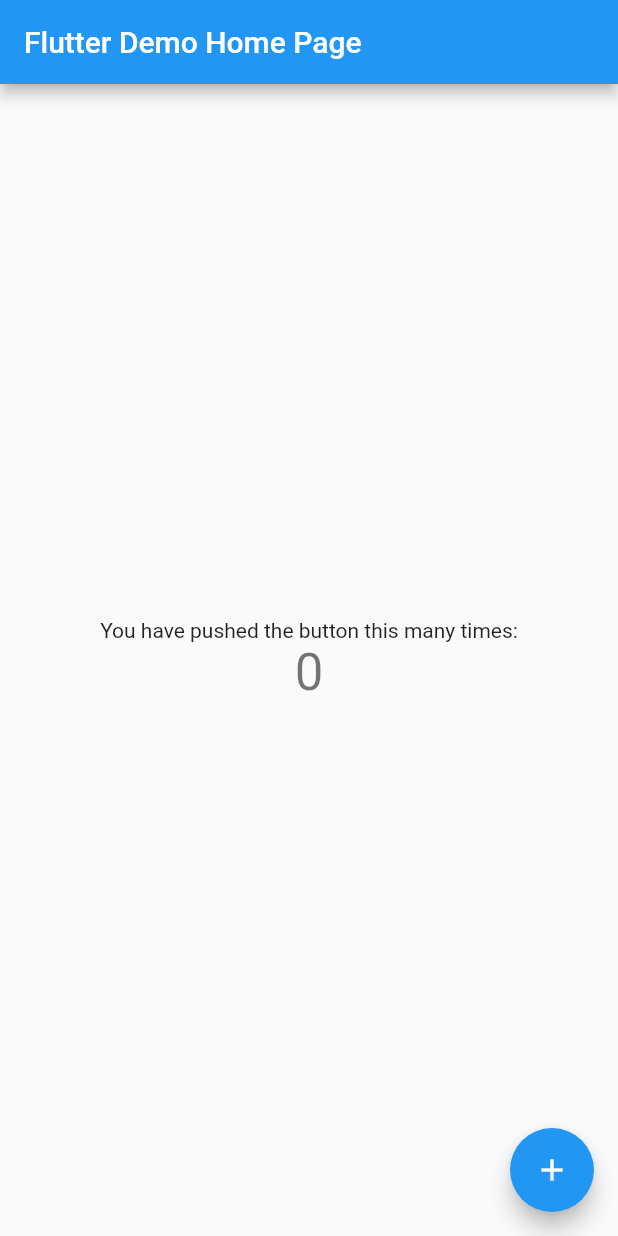
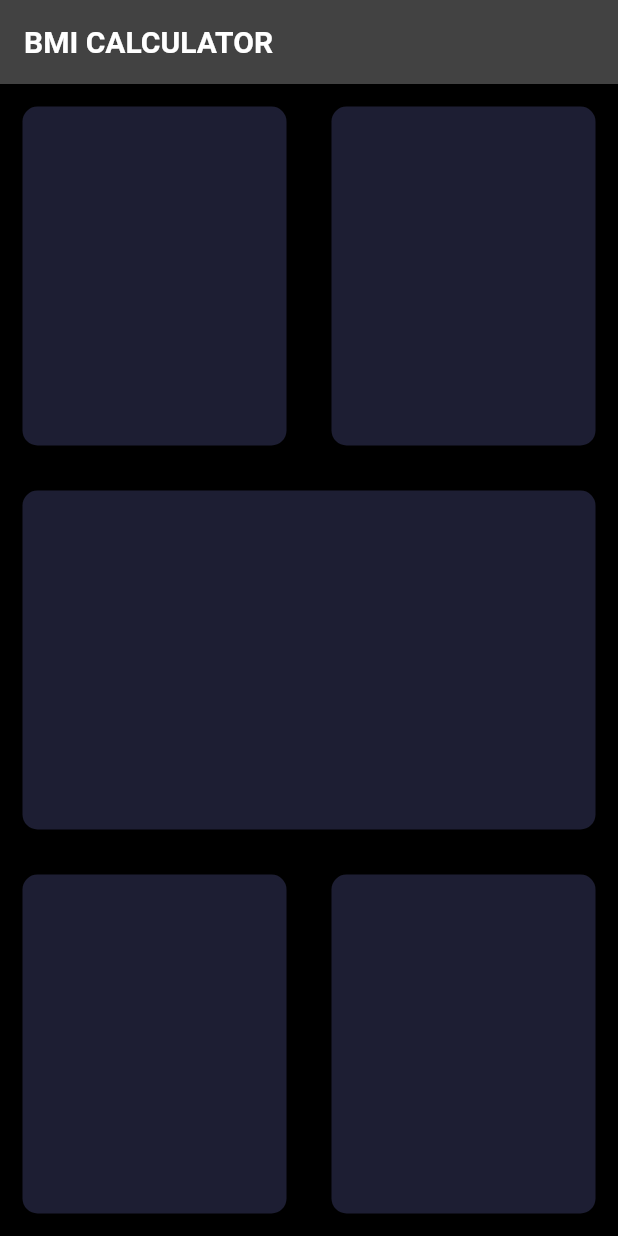
Before and after one commit to Dsoji/Calculator-BMI-, a Flutter app: the screen it shows after launch, on a phone screen of 412 x 824 dp. Run offline on Flutter 3.47's test engine with Material 2 defaults, Android fonts, the phone set to English and light mode, and no system bars.

Commit message:
Second Commit

```diff
--- /dev/null
+++ b/calculator_bmi/lib/input_page.dart
@@ -0,0 +1,80 @@
+import 'package:flutter/material.dart';
+
+class InputPage extends StatefulWidget {
+  @override
+  _InputPageState createState() => _InputPageState();
+}
+
+class _InputPageState extends State<InputPage> {
+  @override
+  Widget build(BuildContext context) {
+    return Scaffold(
+        appBar: AppBar(
+          title: Text(
+            'BMI CALCULATOR',
+            style: TextStyle(
+              fontWeight: FontWeight.bold,
+            ),
+          ),
+        ),
+        body: Column(
+          children: <Widget>[
+            Expanded(
+                child: Row(
+              children: <Widget>[
+                Expanded(
+                  child: Container(
+                    margin: EdgeInsets.all(15.0),
+                    decoration: BoxDecoration(
+                      color: Color(0xFF1D1E33),
+                      borderRadius: BorderRadius.circular(10.0),
+                    ),
+                  ),
+                ),
+                Expanded(
+                  child: Container(
+                    margin: EdgeInsets.all(15.0),
+                    decoration: BoxDecoration(
+                      color: Color(0xFF1D1E33),
+                      borderRadius: BorderRadius.circular(10.0),
+                    ),
+                  ),
+                ),
+              ],
+            )),
+            Expanded(
+              child: Container(
+                margin: EdgeInsets.all(15.0),
+                decoration: BoxDecoration(
+                  color: Color(0xFF1D1E33),
+                  borderRadius: BorderRadius.circular(10.0),
+                ),
+              ),
+            ),
+            Expanded(
+                child: Row(
+              children: <Widget>[
+                Expanded(
+                  child: Container(
+                    margin: EdgeInsets.all(15.0),
+                    decoration: BoxDecoration(
+                      color: Color(0xFF1D1E33),
+                      borderRadius: BorderRadius.circular(10.0),
+                    ),
+                  ),
+                ),
+                Expanded(
+                  child: Container(
+                    margin: EdgeInsets.all(15.0),
+                    decoration: BoxDecoration(
+                      color: Color(0xFF1D1E33),
+                      borderRadius: BorderRadius.circular(10.0),
+                    ),
+                  ),
+                ),
+              ],
+            )),
+          ],
+        ));
+  }
+}
--- a/calculator_bmi/lib/main.dart
+++ b/calculator_bmi/lib/main.dart
@@ -1,4 +1,6 @@
 import 'package:flutter/material.dart';
+
+import 'input_page.dart';
 
 void main() {
   runApp(MyApp());
@@ -9,105 +11,11 @@ class MyApp extends StatelessWidget {
   @override
   Widget build(BuildContext context) {
     return MaterialApp(
-      title: 'Flutter Demo',
-      theme: ThemeData(
-        // This is the theme of your application.
-        //
-        // Try running your application with "flutter run". You'll see the
-        // application has a blue toolbar. Then, without quitting the app, try
-        // changing the primarySwatch below to Colors.green and then invoke
-        // "hot reload" (press "r" in the console where you ran "flutter run",
-        // or simply save your changes to "hot reload" in a Flutter IDE).
-        // Notice that the counter didn't reset back to zero; the application
-        // is not restarted.
-        primarySwatch: Colors.blue,
+      theme: ThemeData.dark().copyWith(
+        primaryColor: Colors.black,
+        scaffoldBackgroundColor: Colors.black,
       ),
-      home: MyHomePage(title: 'Flutter Demo Home Page'),
+      home: InputPage(),
     );
   }
 }
-
-class MyHomePage extends StatefulWidget {
-  MyHomePage({Key? key, required this.title}) : super(key: key);
-
-  // This widget is the home page of your application. It is stateful, meaning
-  // that it has a State object (defined below) that contains fields that affect
-  // how it looks.
-
-  // This class is the configuration for the state. It holds the values (in this
-  // case the title) provided by the parent (in this case the App widget) and
-  // used by the build method of the State. Fields in a Widget subclass are
-  // always marked "final".
-
-  final String title;
-
-  @override
-  _MyHomePageState createState() => _MyHomePageState();
-}
-
-class _MyHomePageState extends State<MyHomePage> {
-  int _counter = 0;
-
-  void _incrementCounter() {
-    setState(() {
-      // This call to setState tells the Flutter framework that something has
-      // changed in this State, which causes it to rerun the build method below
-      // so that the display can reflect the updated values. If we changed
-      // _counter without calling setState(), then the build method would not be
-      // called again, and so nothing would appear to happen.
-      _counter++;
-    });
-  }
-
-  @override
-  Widget build(BuildContext context) {
-    // This method is rerun every time setState is called, for instance as done
-    // by the _incrementCounter method above.
-    //
-    // The Flutter framework has been optimized to make rerunning build methods
-    // fast, so that you can just rebuild anything that needs updating rather
-    // than having to individually change instances of widgets.
-    return Scaffold(
-      appBar: AppBar(
-        // Here we take the value from the MyHomePage object that was created by
-        // the App.build method, and use it to set our appbar title.
-        title: Text(widget.title),
-      ),
-      body: Center(
-        // Center is a layout widget. It takes a single child and positions it
-        // in the middle of the parent.
-        child: Column(
-          // Column is also a layout widget. It takes a list of children and
-          // arranges them vertically. By default, it sizes itself to fit its
-          // children horizontally, and tries to be as tall as its parent.
-          //
-          // Invoke "debug painting" (press "p" in the console, choose the
-          // "Toggle Debug Paint" action from the Flutter Inspector in Android
-          // Studio, or the "Toggle Debug Paint" command in Visual Studio Code)
-          // to see the wireframe for each widget.
-          //
-          // Column has various properties to control how it sizes itself and
-          // how it positions its children. Here we use mainAxisAlignment to
-          // center the children vertically; the main axis here is the vertical
-          // axis because Columns are vertical (the cross axis would be
-          // horizontal).
-          mainAxisAlignment: MainAxisAlignment.center,
-          children: <Widget>[
-            Text(
-              'You have pushed the button this many times:',
-            ),
-            Text(
-              '$_counter',
-              style: Theme.of(context).textTheme.headline4,
-            ),
-          ],
-        ),
-      ),
-      floatingActionButton: FloatingActionButton(
-        onPressed: _incrementCounter,
-        tooltip: 'Increment',
-        child: Icon(Icons.add),
-      ), // This trailing comma makes auto-formatting nicer for build methods.
-    );
-  }
-}
```
